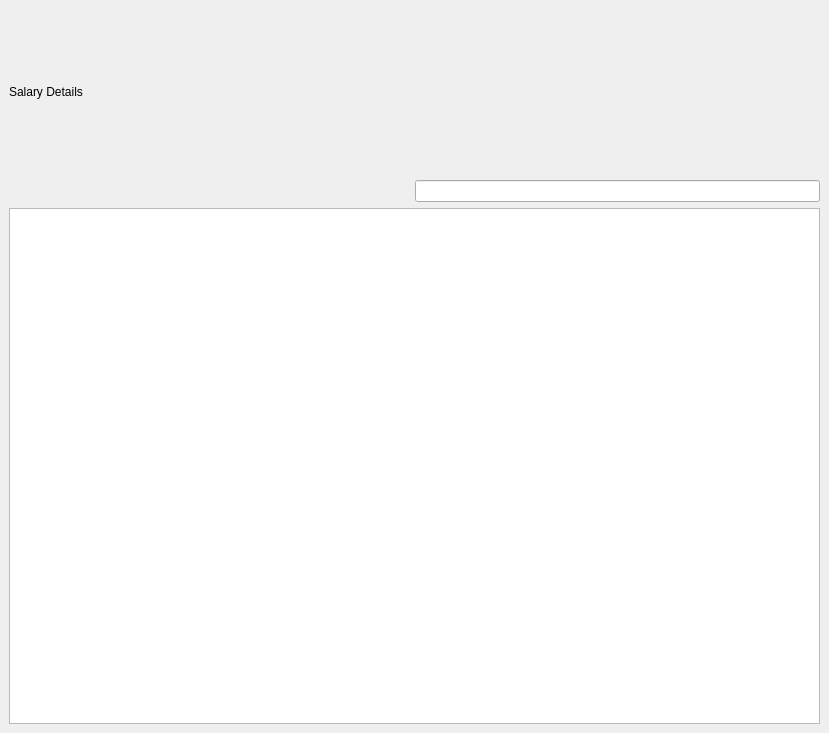
Before: the Qt Designer form ui/screens/salarydetails.ui in ahmedivy/hr-ms, drawn with Qt 5.
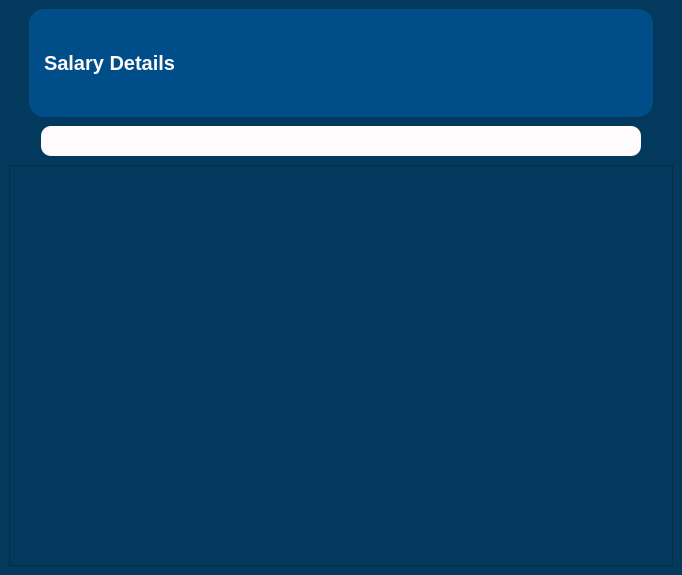
After: the same form once the commit is applied.

The edit to the form file:
```diff
--- a/ui/screens/salarydetails.ui
+++ b/ui/screens/salarydetails.ui
@@ -6,13 +6,16 @@
    <rect>
     <x>0</x>
     <y>0</y>
-    <width>829</width>
-    <height>733</height>
+    <width>682</width>
+    <height>575</height>
    </rect>
   </property>
   <property name="windowTitle">
    <string>MainWindow</string>
   </property>
+  <property name="styleSheet">
+   <string notr="true">background-color:#04395e;</string>
+  </property>
   <widget class="QWidget" name="centralwidget">
    <layout class="QHBoxLayout" name="horizontalLayout">
     <item>
@@ -23,6 +26,16 @@
          <layout class="QHBoxLayout" name="titleBar">
           <item>
            <widget class="QLabel" name="label">
+            <property name="styleSheet">
+             <string notr="true">font-size: 20px;
+background-color: #004e89;
+color:#FFFAFB;
+font:bold;
+border-radius:15px;
+padding: 10px;
+margin:0 20px;
+</string>
+            </property>
             <property name="text">
              <string>Salary Details</string>
             </property>
@@ -33,20 +46,15 @@
         <item>
          <layout class="QHBoxLayout" name="filterBar">
           <item>
-           <spacer name="horizontalSpacer">
-            <property name="orientation">
-             <enum>Qt::Horizontal</enum>
+           <widget class="QLineEdit" name="monthField">
+            <property name="styleSheet">
+             <string notr="true">background-color:#FFFAFB;
+border-radius:10px;
+max-width:600px;
+height: 30px;
+margin: 3px 0;</string>
             </property>
-            <property name="sizeHint" stdset="0">
-             <size>
-              <width>40</width>
-              <height>20</height>
-             </size>
-            </property>
-           </spacer>
-          </item>
-          <item>
-           <widget class="QLineEdit" name="monthField"/>
+           </widget>
           </item>
          </layout>
         </item>
```
